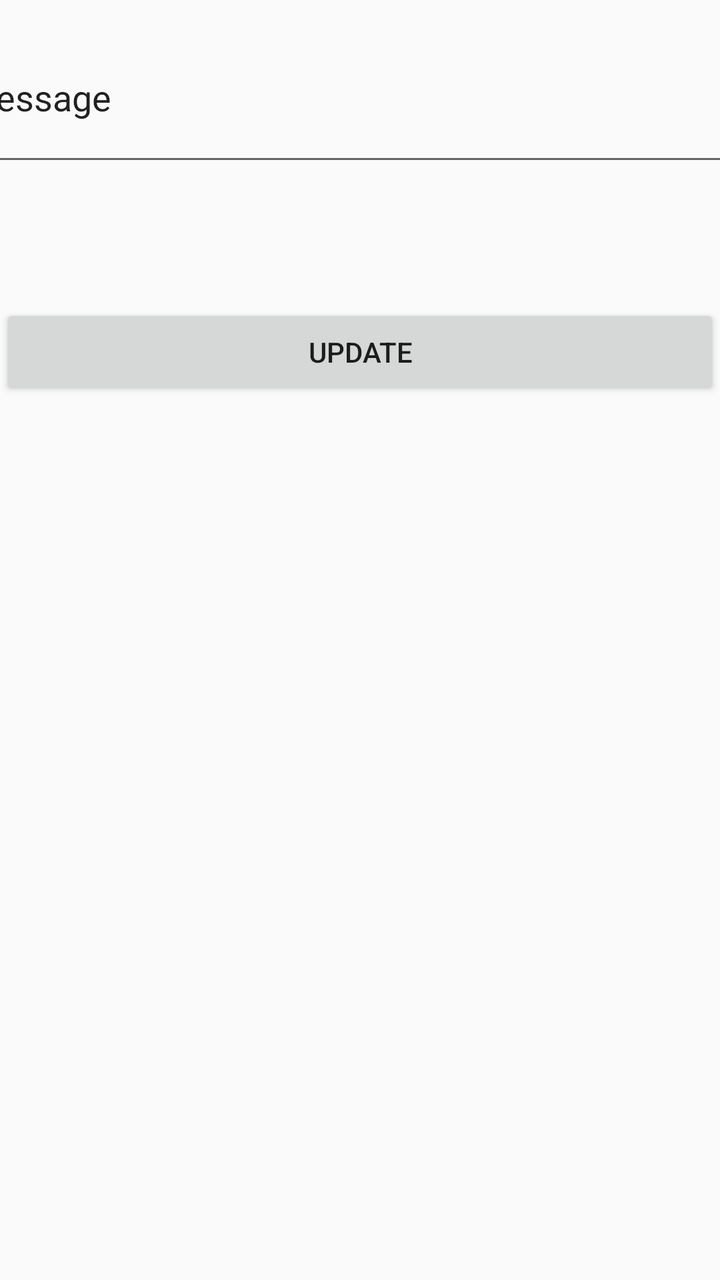
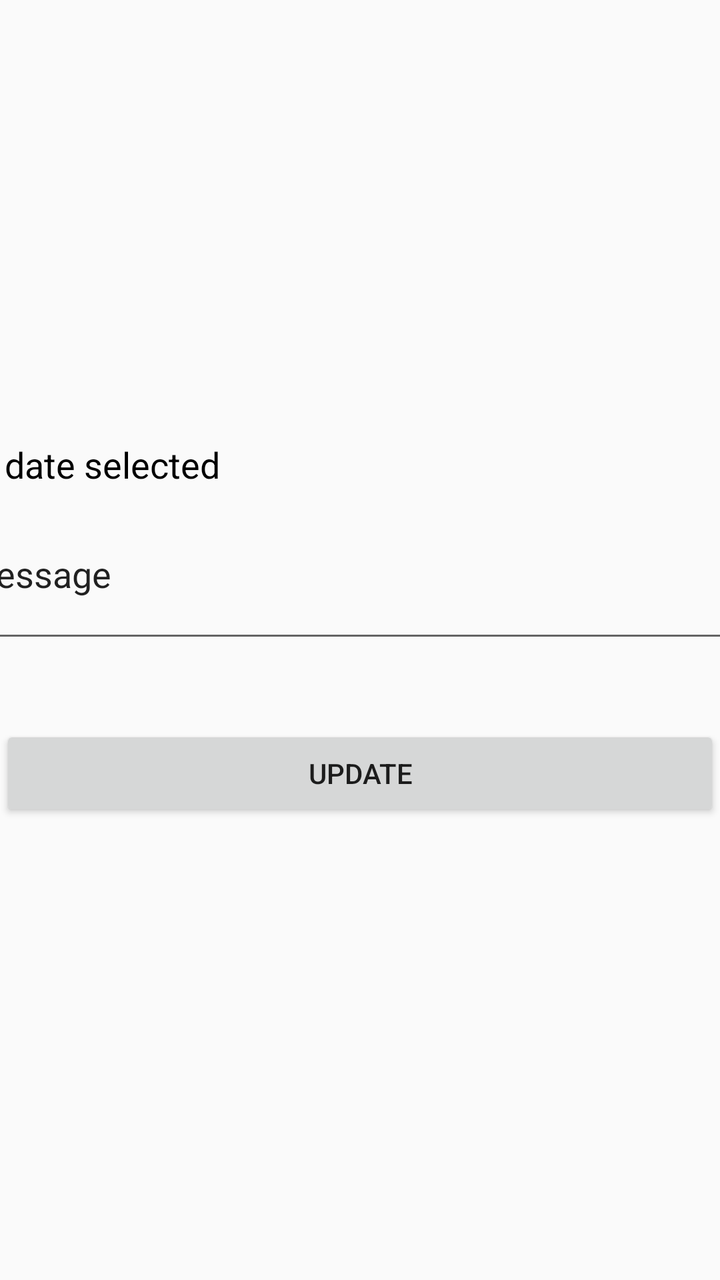

Before-and-after screenshots of an Android layout around one commit, followed by the original layout XML and the change that was made.
<!-- AndroidManifest.xml: application theme Theme.Lab7Fragments -->
<!-- res/layout/screen2.xml -->
<?xml version="1.0" encoding="utf-8"?>
<androidx.constraintlayout.widget.ConstraintLayout xmlns:android="http://schemas.android.com/apk/res/android"
    xmlns:app="http://schemas.android.com/apk/res-auto"
    xmlns:tools="http://schemas.android.com/tools"
    android:orientation="vertical"
    android:layout_width="match_parent"
    android:layout_height="match_parent">

    <EditText
        android:id="@+id/editValue"
        android:layout_width="404dp"
        android:layout_height="82dp"
        android:layout_marginTop="81dp"
        android:layout_marginBottom="23dp"
        android:ems="10"
        android:inputType="textPersonName"
        android:text="Message"
        app:layout_constraintBottom_toTopOf="@+id/vbutton"
        app:layout_constraintEnd_toEndOf="parent"
        app:layout_constraintStart_toStartOf="parent"
        app:layout_constraintTop_toTopOf="parent" />

    <Button
        android:id="@+id/vbutton"
        android:layout_width="match_parent"
        android:layout_height="wrap_content"
        android:layout_marginTop="41dp"
        android:layout_marginBottom="515dp"
        android:text="Update"
        app:layout_constraintBottom_toBottomOf="parent"
        app:layout_constraintEnd_toEndOf="parent"
        app:layout_constraintHorizontal_bias="1.0"
        app:layout_constraintStart_toStartOf="parent"
        app:layout_constraintTop_toBottomOf="@+id/editValue" />

    <TextView
        android:id="@+id/dateText"
        android:layout_width="wrap_content"
        android:layout_height="wrap_content"
        android:layout_marginStart="23dp"
        android:layout_marginTop="16dp"
        android:layout_marginEnd="345dp"
        android:layout_marginBottom="14dp"
        android:text="(date)"
        android:textSize="16sp"
        app:layout_constraintBottom_toTopOf="@+id/editValue"
        app:layout_constraintEnd_toEndOf="parent"
        app:layout_constraintStart_toStartOf="parent"
        app:layout_constraintTop_toTopOf="parent" />
</androidx.constraintlayout.widget.ConstraintLayout>
<!-- resources referenced by this layout -->
<resources>
  <style name="Theme.Lab7Fragments" parent="Base.Theme.Lab7Fragments" />
  <style name="Base.Theme.Lab7Fragments" parent="Theme.AppCompat.Light.NoActionBar">
          
          
      </style>
</resources>

<!-- the commit's change to res/layout/screen2.xml (unified diff, before → after) -->
@@ -10,26 +10,24 @@
         android:id="@+id/editValue"
         android:layout_width="404dp"
         android:layout_height="82dp"
-        android:layout_marginTop="81dp"
-        android:layout_marginBottom="23dp"
+        android:layout_marginBottom="121dp"
         android:ems="10"
         android:inputType="textPersonName"
         android:text="Message"
-        app:layout_constraintBottom_toTopOf="@+id/vbutton"
         app:layout_constraintEnd_toEndOf="parent"
         app:layout_constraintStart_toStartOf="parent"
-        app:layout_constraintTop_toTopOf="parent" />
+        app:layout_constraintTop_toBottomOf="@+id/dateText" />
 
     <Button
         android:id="@+id/vbutton"
         android:layout_width="match_parent"
         android:layout_height="wrap_content"
-        android:layout_marginTop="41dp"
-        android:layout_marginBottom="515dp"
+        android:layout_marginTop="40dp"
+        android:layout_marginBottom="233dp"
         android:text="Update"
         app:layout_constraintBottom_toBottomOf="parent"
         app:layout_constraintEnd_toEndOf="parent"
-        app:layout_constraintHorizontal_bias="1.0"
+        app:layout_constraintHorizontal_bias="0.0"
         app:layout_constraintStart_toStartOf="parent"
         app:layout_constraintTop_toBottomOf="@+id/editValue" />
 
@@ -37,13 +35,12 @@
         android:id="@+id/dateText"
         android:layout_width="wrap_content"
         android:layout_height="wrap_content"
-        android:layout_marginStart="23dp"
-        android:layout_marginTop="16dp"
-        android:layout_marginEnd="345dp"
-        android:layout_marginBottom="14dp"
-        android:text="(date)"
-        android:textSize="16sp"
-        app:layout_constraintBottom_toTopOf="@+id/editValue"
+        android:layout_marginTop="220dp"
+        android:layout_marginEnd="276dp"
+        android:text="No date selected"
+        android:textColor="#000000"
+        android:textSize="18sp"
+        android:visibility="visible"
         app:layout_constraintEnd_toEndOf="parent"
         app:layout_constraintStart_toStartOf="parent"
         app:layout_constraintTop_toTopOf="parent" />
